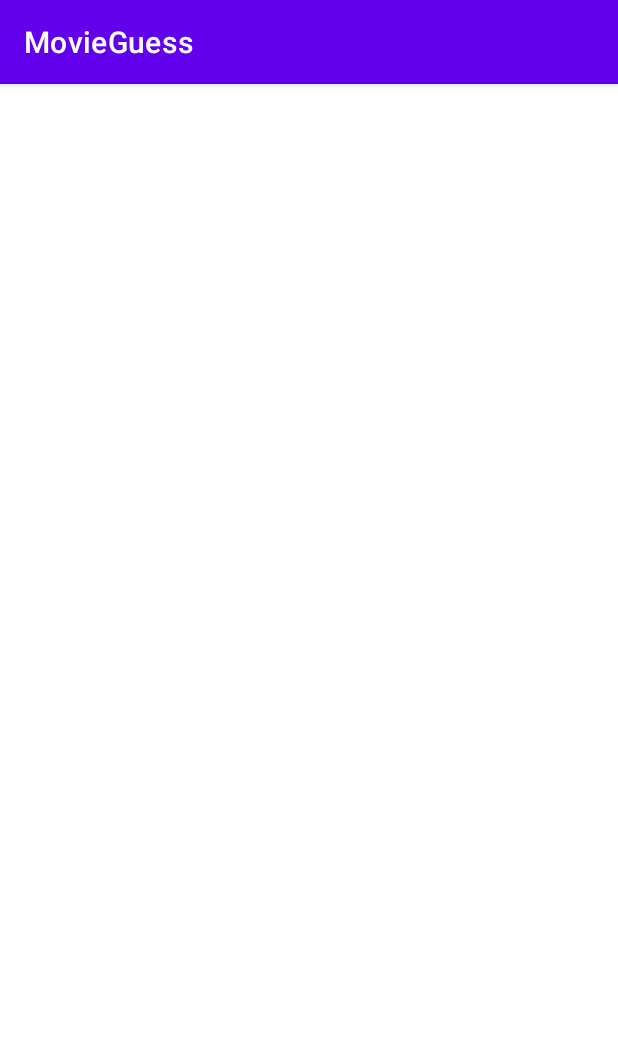
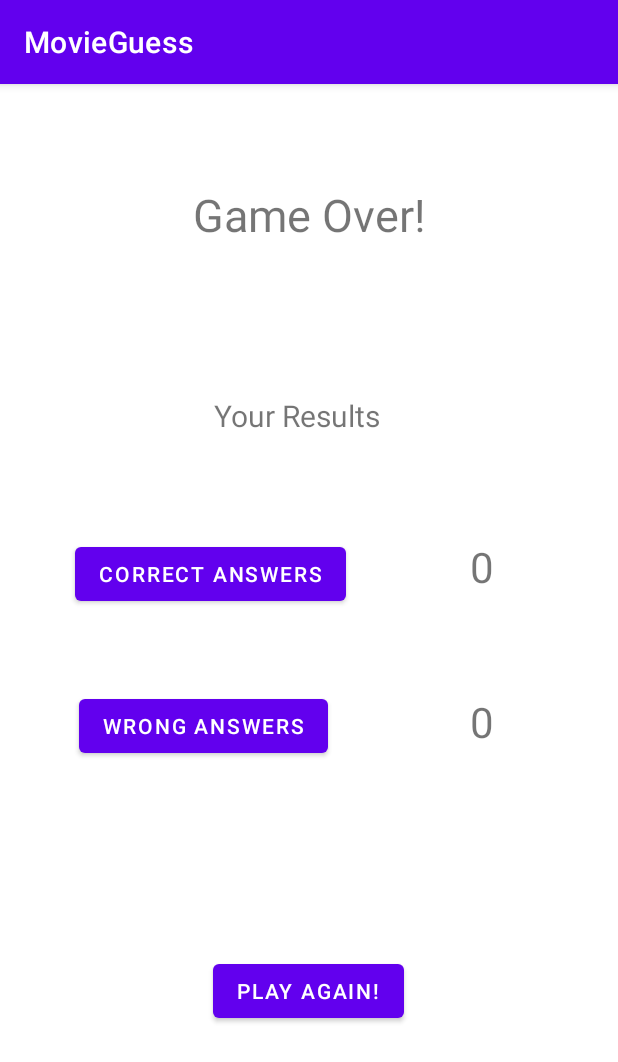
Before and after one commit to jessieAnhNguyen/MovieGuess-Game, an Android app: the screen it shows after launch (MainActivity), on a phone screen of 412 x 824 dp. Shown: the top 1062 px of the screen. Run offline under Robolectric (Android 15) with nearby library versions, the light colour scheme and no system bars.

Commit message:
designed results fragment layout

```diff
--- /dev/null
+++ b/app/src/main/java/com/anguy39/movieguess/ui/main/ResultsFragment.kt
@@ -0,0 +1,60 @@
+package com.anguy39.movieguess.ui.main
+
+import android.os.Bundle
+import androidx.fragment.app.Fragment
+import android.view.LayoutInflater
+import android.view.View
+import android.view.ViewGroup
+import com.anguy39.movieguess.R
+
+// TODO: Rename parameter arguments, choose names that match
+// the fragment initialization parameters, e.g. ARG_ITEM_NUMBER
+private const val ARG_PARAM1 = "param1"
+private const val ARG_PARAM2 = "param2"
+
+/**
+ * A simple [Fragment] subclass.
+ * Use the [ResultsFragment.newInstance] factory method to
+ * create an instance of this fragment.
+ */
+class ResultsFragment : Fragment() {
+    // TODO: Rename and change types of parameters
+    private var param1: String? = null
+    private var param2: String? = null
+
+    override fun onCreate(savedInstanceState: Bundle?) {
+        super.onCreate(savedInstanceState)
+        arguments?.let {
+            param1 = it.getString(ARG_PARAM1)
+            param2 = it.getString(ARG_PARAM2)
+        }
+    }
+
+    override fun onCreateView(
+        inflater: LayoutInflater, container: ViewGroup?,
+        savedInstanceState: Bundle?
+    ): View? {
+        // Inflate the layout for this fragment
+        return inflater.inflate(R.layout.fragment_results, container, false)
+    }
+
+    companion object {
+        /**
+         * Use this factory method to create a new instance of
+         * this fragment using the provided parameters.
+         *
+         * @param param1 Parameter 1.
+         * @param param2 Parameter 2.
+         * @return A new instance of fragment ResultsFragment.
+         */
+        // TODO: Rename and change types and number of parameters
+        @JvmStatic
+        fun newInstance(param1: String, param2: String) =
+            ResultsFragment().apply {
+                arguments = Bundle().apply {
+                    putString(ARG_PARAM1, param1)
+                    putString(ARG_PARAM2, param2)
+                }
+            }
+    }
+}
--- /dev/null
+++ b/app/src/main/res/layout/fragment_results.xml
@@ -0,0 +1,93 @@
+<?xml version="1.0" encoding="utf-8"?>
+<androidx.constraintlayout.widget.ConstraintLayout xmlns:android="http://schemas.android.com/apk/res/android"
+    xmlns:app="http://schemas.android.com/apk/res-auto"
+    xmlns:tools="http://schemas.android.com/tools"
+    android:id="@+id/frameLayout4"
+    android:layout_width="match_parent"
+    android:layout_height="match_parent"
+    tools:context=".ui.main.ResultsFragment">
+
+    <TextView
+        android:id="@+id/gameOver_textView"
+        android:layout_width="wrap_content"
+        android:layout_height="wrap_content"
+        android:text="@string/game_over"
+        android:textSize="30sp"
+        app:layout_constraintBottom_toBottomOf="parent"
+        app:layout_constraintEnd_toEndOf="parent"
+        app:layout_constraintStart_toStartOf="parent"
+        app:layout_constraintTop_toTopOf="parent"
+        app:layout_constraintVertical_bias="0.092" />
+
+    <TextView
+        android:id="@+id/textView5"
+        android:layout_width="wrap_content"
+        android:layout_height="wrap_content"
+        android:layout_marginTop="100dp"
+        android:layout_marginEnd="30dp"
+        android:text="@string/your_results"
+        android:textSize="20sp"
+        app:layout_constraintEnd_toEndOf="@+id/gameOver_textView"
+        app:layout_constraintHorizontal_bias="1.0"
+        app:layout_constraintStart_toStartOf="parent"
+        app:layout_constraintTop_toBottomOf="@+id/gameOver_textView" />
+
+    <Button
+        android:id="@+id/button"
+        android:layout_width="wrap_content"
+        android:layout_height="wrap_content"
+        android:layout_marginTop="68dp"
+        android:text="@string/correct_answers"
+        app:layout_constraintEnd_toEndOf="parent"
+        app:layout_constraintHorizontal_bias="0.215"
+        app:layout_constraintStart_toStartOf="parent"
+        app:layout_constraintTop_toBottomOf="@+id/textView5" />
+
+    <Button
+        android:id="@+id/button2"
+        android:layout_width="wrap_content"
+        android:layout_height="wrap_content"
+        android:layout_marginEnd="12dp"
+        android:text="@string/wrong_answer"
+        app:layout_constraintBottom_toBottomOf="parent"
+        app:layout_constraintEnd_toEndOf="@+id/button"
+        app:layout_constraintTop_toBottomOf="@+id/button"
+        app:layout_constraintVertical_bias="0.144" />
+
+    <TextView
+        android:id="@+id/textView8"
+        android:layout_width="wrap_content"
+        android:layout_height="wrap_content"
+        android:layout_marginBottom="10dp"
+        android:text="0"
+        android:textSize="28sp"
+        app:layout_constraintBottom_toBottomOf="@+id/button"
+        app:layout_constraintEnd_toEndOf="parent"
+        app:layout_constraintStart_toEndOf="@+id/button" />
+
+    <TextView
+        android:id="@+id/textView9"
+        android:layout_width="wrap_content"
+        android:layout_height="wrap_content"
+        android:layout_marginBottom="8dp"
+        android:text="0"
+        android:textSize="28sp"
+        app:layout_constraintBottom_toBottomOf="@+id/button2"
+        app:layout_constraintEnd_toEndOf="parent"
+        app:layout_constraintHorizontal_bias="0.533"
+        app:layout_constraintStart_toEndOf="@+id/button2" />
+
+    <Button
+        android:id="@+id/button3"
+        android:layout_width="wrap_content"
+        android:layout_height="wrap_content"
+        android:layout_marginBottom="80dp"
+        android:text="@string/play_again"
+        app:layout_constraintBottom_toBottomOf="parent"
+        app:layout_constraintEnd_toEndOf="parent"
+        app:layout_constraintHorizontal_bias="0.498"
+        app:layout_constraintStart_toStartOf="parent"
+        app:layout_constraintTop_toBottomOf="@+id/button2"
+        app:layout_constraintVertical_bias="0.686" />
+
+</androidx.constraintlayout.widget.ConstraintLayout>
--- a/app/src/main/res/layout/main_activity.xml
+++ b/app/src/main/res/layout/main_activity.xml
@@ -4,4 +4,10 @@
     android:id="@+id/container"
     android:layout_width="match_parent"
     android:layout_height="match_parent"
-    tools:context=".MainActivity" />
+    tools:context=".MainActivity" >
+
+    <include
+        layout="@layout/fragment_results"
+        android:layout_width="match_parent"
+        android:layout_height="match_parent" />
+</FrameLayout>
--- a/app/src/main/res/values/strings.xml
+++ b/app/src/main/res/values/strings.xml
@@ -9,4 +9,9 @@
     <string name="game_character">Game Character</string>
     <string name="config">Configuration</string>
     <string name="difficult_level">Choose difficulty level</string>
+    <string name="game_over">Game Over!</string>
+    <string name="your_results">Your Results</string>
+    <string name="correct_answers">Correct Answers</string>
+    <string name="wrong_answer">Wrong Answers</string>
+    <string name="play_again">Play Again!</string>
 </resources>
```
